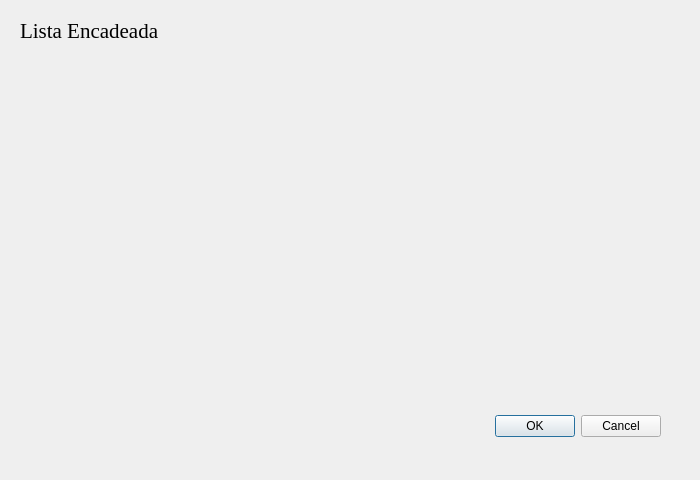
Before: the Qt Designer form forms/listaenc.ui in Marrquito/ProjetoFinalED, drawn with Qt 5.
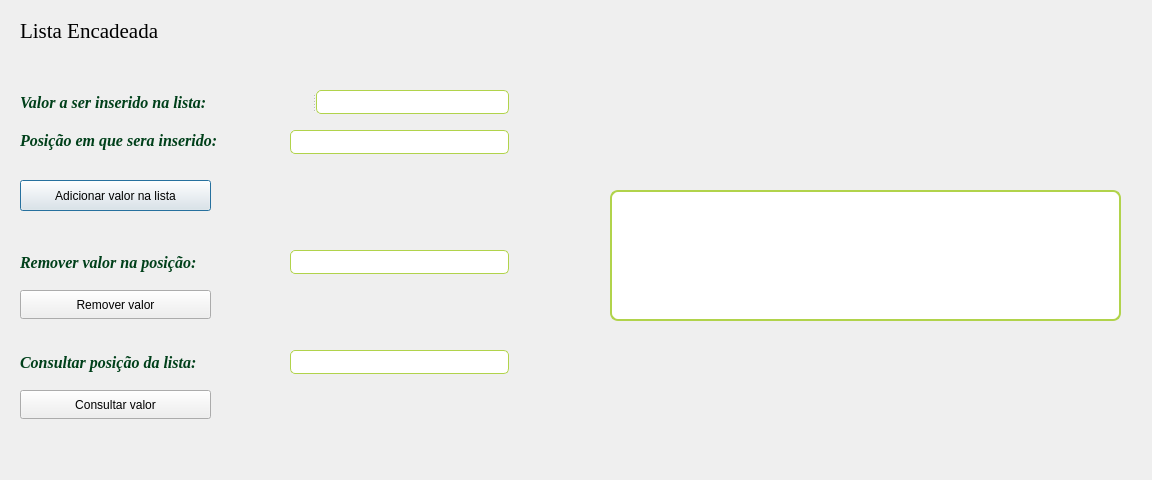
After: the same form once the commit is applied.

Commit message: adding lista enc

Patch:
```diff
--- a/forms/listaenc.ui
+++ b/forms/listaenc.ui
@@ -9,29 +9,13 @@
    <rect>
     <x>0</x>
     <y>0</y>
-    <width>700</width>
+    <width>1152</width>
     <height>480</height>
    </rect>
   </property>
   <property name="windowTitle">
    <string>Dialog</string>
   </property>
-  <widget class="QDialogButtonBox" name="buttonBox">
-   <property name="geometry">
-    <rect>
-     <x>320</x>
-     <y>410</y>
-     <width>341</width>
-     <height>32</height>
-    </rect>
-   </property>
-   <property name="orientation">
-    <enum>Qt::Horizontal</enum>
-   </property>
-   <property name="standardButtons">
-    <set>QDialogButtonBox::Cancel|QDialogButtonBox::Ok</set>
-   </property>
-  </widget>
   <widget class="QLabel" name="label">
    <property name="geometry">
     <rect>
@@ -51,6 +35,244 @@
     <string>Lista Encadeada</string>
    </property>
   </widget>
+  <widget class="QSplitter" name="splitter">
+   <property name="geometry">
+    <rect>
+     <x>20</x>
+     <y>90</y>
+     <width>489</width>
+     <height>24</height>
+    </rect>
+   </property>
+   <property name="orientation">
+    <enum>Qt::Horizontal</enum>
+   </property>
+   <widget class="QLabel" name="label_2">
+    <property name="font">
+     <font>
+      <family>Times New Roman</family>
+      <pointsize>12</pointsize>
+      <italic>true</italic>
+      <bold>true</bold>
+     </font>
+    </property>
+    <property name="styleSheet">
+     <string notr="true">color: #00401A;</string>
+    </property>
+    <property name="text">
+     <string>Valor a ser inserido na lista:</string>
+    </property>
+   </widget>
+   <widget class="QLineEdit" name="txt_value">
+    <property name="styleSheet">
+     <string notr="true">border: 1px solid #B1D34B;
+border-radius: 5px;
+padding: 0 8px;
+outline: none;
+color: #525252;
+</string>
+    </property>
+   </widget>
+  </widget>
+  <widget class="QLabel" name="label_3">
+   <property name="geometry">
+    <rect>
+     <x>20</x>
+     <y>250</y>
+     <width>264</width>
+     <height>24</height>
+    </rect>
+   </property>
+   <property name="font">
+    <font>
+     <family>Times New Roman</family>
+     <pointsize>12</pointsize>
+     <italic>true</italic>
+     <bold>true</bold>
+    </font>
+   </property>
+   <property name="styleSheet">
+    <string notr="true">color: #00401A;</string>
+   </property>
+   <property name="text">
+    <string>Remover valor na posição:</string>
+   </property>
+  </widget>
+  <widget class="QLineEdit" name="txt_remove">
+   <property name="geometry">
+    <rect>
+     <x>290</x>
+     <y>250</y>
+     <width>219</width>
+     <height>24</height>
+    </rect>
+   </property>
+   <property name="styleSheet">
+    <string notr="true">border: 1px solid #B1D34B;
+border-radius: 5px;
+padding: 0 8px;
+outline: none;
+color: #525252;
+</string>
+   </property>
+  </widget>
+  <widget class="QPushButton" name="btnAddList">
+   <property name="geometry">
+    <rect>
+     <x>20</x>
+     <y>180</y>
+     <width>191</width>
+     <height>31</height>
+    </rect>
+   </property>
+   <property name="text">
+    <string>Adicionar valor na lista</string>
+   </property>
+  </widget>
+  <widget class="QLabel" name="label_4">
+   <property name="geometry">
+    <rect>
+     <x>20</x>
+     <y>130</y>
+     <width>341</width>
+     <height>21</height>
+    </rect>
+   </property>
+   <property name="font">
+    <font>
+     <family>Times New Roman</family>
+     <pointsize>12</pointsize>
+     <italic>true</italic>
+     <bold>true</bold>
+    </font>
+   </property>
+   <property name="styleSheet">
+    <string notr="true">color: #00401A;</string>
+   </property>
+   <property name="text">
+    <string>Posição em que sera inserido:</string>
+   </property>
+  </widget>
+  <widget class="QLineEdit" name="txt_pos">
+   <property name="geometry">
+    <rect>
+     <x>290</x>
+     <y>130</y>
+     <width>219</width>
+     <height>24</height>
+    </rect>
+   </property>
+   <property name="styleSheet">
+    <string notr="true">border: 1px solid #B1D34B;
+border-radius: 5px;
+padding: 0 8px;
+outline: none;
+color: #525252;
+</string>
+   </property>
+  </widget>
+  <widget class="QLineEdit" name="txt_consult">
+   <property name="geometry">
+    <rect>
+     <x>290</x>
+     <y>350</y>
+     <width>219</width>
+     <height>24</height>
+    </rect>
+   </property>
+   <property name="styleSheet">
+    <string notr="true">border: 1px solid #B1D34B;
+border-radius: 5px;
+padding: 0 8px;
+outline: none;
+color: #525252;
+</string>
+   </property>
+  </widget>
+  <widget class="QLabel" name="label_5">
+   <property name="geometry">
+    <rect>
+     <x>20</x>
+     <y>350</y>
+     <width>264</width>
+     <height>24</height>
+    </rect>
+   </property>
+   <property name="font">
+    <font>
+     <family>Times New Roman</family>
+     <pointsize>12</pointsize>
+     <italic>true</italic>
+     <bold>true</bold>
+    </font>
+   </property>
+   <property name="styleSheet">
+    <string notr="true">color: #00401A;</string>
+   </property>
+   <property name="text">
+    <string>Consultar posição da lista:</string>
+   </property>
+  </widget>
+  <widget class="QPushButton" name="btnRemList">
+   <property name="geometry">
+    <rect>
+     <x>20</x>
+     <y>290</y>
+     <width>191</width>
+     <height>29</height>
+    </rect>
+   </property>
+   <property name="text">
+    <string>Remover valor</string>
+   </property>
+  </widget>
+  <widget class="QPushButton" name="pushButton_3">
+   <property name="geometry">
+    <rect>
+     <x>20</x>
+     <y>390</y>
+     <width>191</width>
+     <height>29</height>
+    </rect>
+   </property>
+   <property name="text">
+    <string>Consultar valor</string>
+   </property>
+  </widget>
+  <widget class="QLabel" name="labelStack">
+   <property name="geometry">
+    <rect>
+     <x>610</x>
+     <y>190</y>
+     <width>511</width>
+     <height>131</height>
+    </rect>
+   </property>
+   <property name="font">
+    <font>
+     <family>Terminal</family>
+     <pointsize>11</pointsize>
+     <bold>true</bold>
+    </font>
+   </property>
+   <property name="styleSheet">
+    <string notr="true">border: 2px solid #B1D34B;
+border-radius: 8px;
+padding: 0 8px;
+outline: none;
+color: #525252;background: #ffffff
+</string>
+   </property>
+   <property name="text">
+    <string/>
+   </property>
+   <property name="alignment">
+    <set>Qt::AlignCenter</set>
+   </property>
+   <property name="wordWrap">
+    <bool>false</bool>
+   </property>
+  </widget>
  </widget>
  <resources/>
  <connections>
```
Left out of the diff: 35 changed lines with no effect on the pictures. The commit also changes 2 other files.
